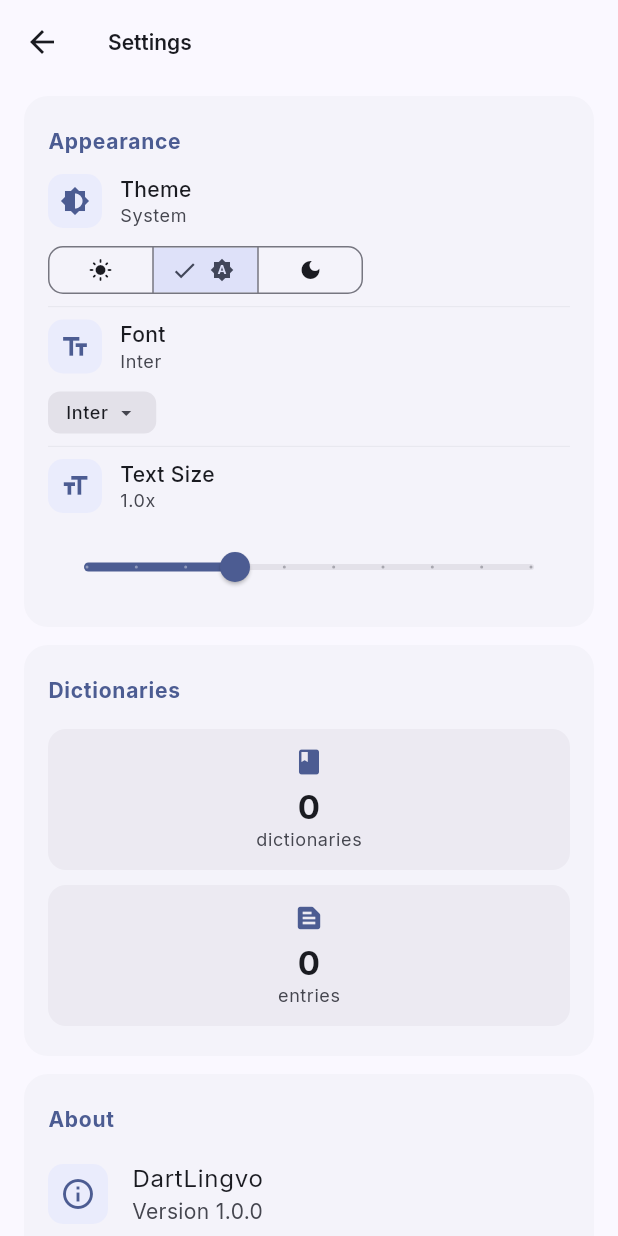
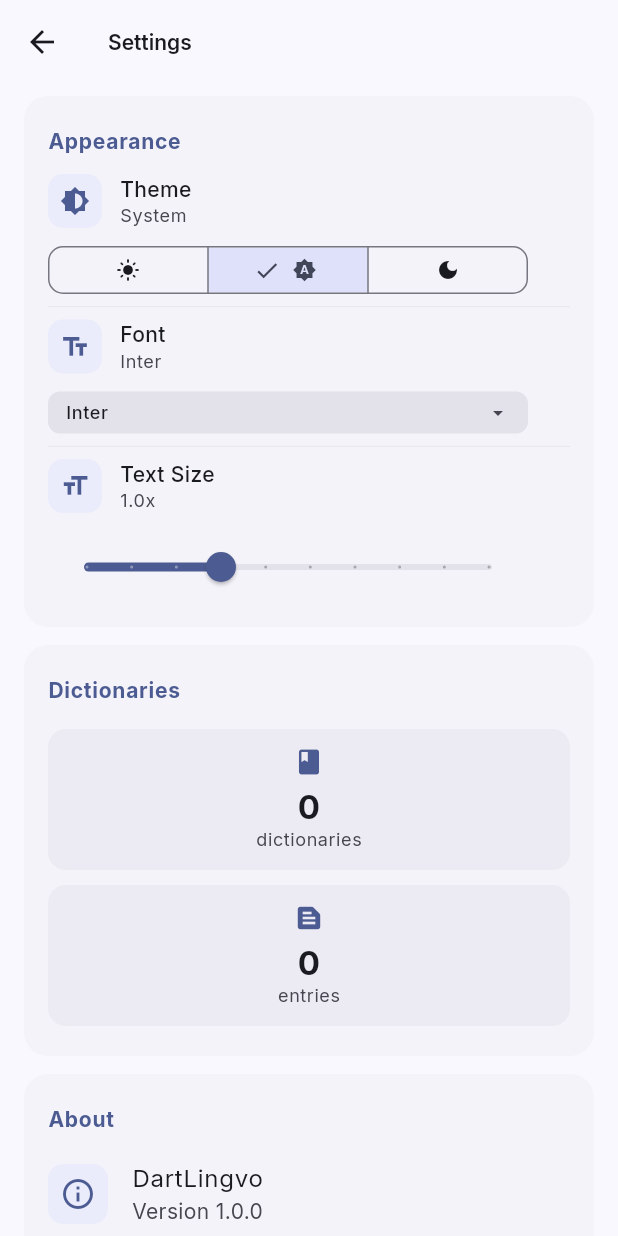
Before and after one commit to biomichael/dartlingvo, a Flutter app: the SettingsPage screen opened directly, on a phone screen of 412 x 824 dp. Run offline on Flutter 3.47's test engine with Material 3 defaults, Android fonts, the light colour scheme and no system bars; our stand-ins replace file_picker, flutter_riverpod, google_fonts.

Commit message:
setting screen

```diff
--- a/lib/widgets/settings_page.dart
+++ b/lib/widgets/settings_page.dart
@@ -1,5 +1,6 @@
 import 'package:flutter/material.dart';
 import 'package:flutter_riverpod/flutter_riverpod.dart';
+import 'dart:math' as math;
 import '../state/app_state.dart';
 
 class SettingsPage extends ConsumerWidget {
@@ -20,6 +21,7 @@ class SettingsPage extends ConsumerWidget {
       body: LayoutBuilder(
         builder: (context, constraints) {
           final isNarrow = constraints.maxWidth < 520;
+          final appearanceControlWidth = math.min(320.0, math.max(240.0, constraints.maxWidth - 64));
 
           return ListView(
             padding: const EdgeInsets.symmetric(horizontal: 16, vertical: 8),
@@ -33,6 +35,7 @@ class SettingsPage extends ConsumerWidget {
                     subtitle: _themeName(themeMode),
                     trailing: _SegmentedThemeSelector(),
                     isNarrow: isNarrow,
+                    controlWidth: appearanceControlWidth,
                   ),
                   const _Divider(),
                   _SettingsTile(
@@ -41,14 +44,16 @@ class SettingsPage extends ConsumerWidget {
                     subtitle: fontFamily,
                     trailing: _FontSelector(),
                     isNarrow: isNarrow,
+                    controlWidth: appearanceControlWidth,
                   ),
                   const _Divider(),
                   _SettingsTile(
                     icon: Icons.format_size,
                     title: 'Text Size',
                     subtitle: '${textScale.toStringAsFixed(1)}x',
-                    trailing: _TextSizeSlider(isNarrow: isNarrow),
+                    trailing: const _TextSizeSlider(),
                     isNarrow: isNarrow,
+                    controlWidth: appearanceControlWidth,
                   ),
                 ],
               ),
@@ -435,6 +440,7 @@ class _SettingsTile extends StatelessWidget {
   final String subtitle;
   final Widget trailing;
   final bool isNarrow;
+  final double controlWidth;
 
   const _SettingsTile({
     required this.icon,
@@ -442,6 +448,7 @@ class _SettingsTile extends StatelessWidget {
     required this.subtitle,
     required this.trailing,
     required this.isNarrow,
+    required this.controlWidth,
   });
 
   @override
@@ -483,8 +490,8 @@ class _SettingsTile extends StatelessWidget {
                 ),
                 const SizedBox(height: 12),
                 SizedBox(
-                  width: double.infinity,
-                  child: _NarrowControlShell(child: trailing),
+                  width: controlWidth,
+                  child: trailing,
                 ),
               ],
             )
@@ -515,7 +522,10 @@ class _SettingsTile extends StatelessWidget {
                   ),
                 ),
                 const SizedBox(width: 12),
-                trailing,
+                SizedBox(
+                  width: controlWidth,
+                  child: trailing,
+                ),
               ],
             ),
     );
@@ -574,37 +584,15 @@ class _StatBadge extends StatelessWidget {
   }
 }
 
-class _NarrowControlShell extends StatelessWidget {
-  final Widget child;
-
-  const _NarrowControlShell({required this.child});
-
-  @override
-  Widget build(BuildContext context) {
-    if (child is _SegmentedThemeSelector) {
-      return SingleChildScrollView(
-        scrollDirection: Axis.horizontal,
-        child: Align(
-          alignment: Alignment.centerLeft,
-          child: child,
-        ),
-      );
-    }
-
-    return Align(
-      alignment: Alignment.centerLeft,
-      child: child,
-    );
-  }
-}
-
 class _SegmentedThemeSelector extends StatelessWidget {
   @override
   Widget build(BuildContext context) {
     return Consumer(
       builder: (context, ref, _) {
         final current = ref.watch(themeModeProvider);
-        return SegmentedButton<ThemeMode>(
+        return SizedBox(
+          width: double.infinity,
+          child: SegmentedButton<ThemeMode>(
             segments: const [
               ButtonSegment(value: ThemeMode.light, icon: Icon(Icons.light_mode, size: 16)),
               ButtonSegment(value: ThemeMode.system, icon: Icon(Icons.brightness_auto, size: 16)),
@@ -619,6 +607,7 @@ class _SegmentedThemeSelector extends StatelessWidget {
               tapTargetSize: MaterialTapTargetSize.shrinkWrap,
               shape: WidgetStatePropertyAll(
                 RoundedRectangleBorder(borderRadius: BorderRadius.circular(10)),
+              ),
             ),
           ),
         );
@@ -660,18 +649,24 @@ class _FontSelector extends StatelessWidget {
               ),
           ],
           child: Container(
+            width: double.infinity,
             padding: const EdgeInsets.symmetric(horizontal: 12, vertical: 6),
             decoration: BoxDecoration(
               color: Theme.of(context).colorScheme.surfaceContainerHighest,
               borderRadius: BorderRadius.circular(8),
             ),
             child: Row(
-              mainAxisSize: MainAxisSize.min,
               children: [
-                Text(current,
+                Expanded(
+                  child: Text(
+                    current,
+                    maxLines: 1,
+                    overflow: TextOverflow.ellipsis,
                     style: Theme.of(context).textTheme.bodySmall?.copyWith(
                           fontWeight: FontWeight.w500,
-                        )),
+                        ),
+                  ),
+                ),
                 const SizedBox(width: 4),
                 Icon(Icons.arrow_drop_down, size: 16,
                     color: Theme.of(context).colorScheme.onSurfaceVariant),
@@ -685,9 +680,7 @@ class _FontSelector extends StatelessWidget {
 }
 
 class _TextSizeSlider extends StatefulWidget {
-  final bool isNarrow;
-
-  const _TextSizeSlider({required this.isNarrow});
+  const _TextSizeSlider({super.key});
 
   @override
   State<_TextSizeSlider> createState() => _TextSizeSliderState();
@@ -700,7 +693,7 @@ class _TextSizeSliderState extends State<_TextSizeSlider> {
       builder: (context, ref, _) {
         final current = ref.watch(textScaleProvider);
         return SizedBox(
-          width: widget.isNarrow ? double.infinity : 120,
+          width: double.infinity,
           child: Slider(
             value: current,
             min: 0.7,
```
Lines whose indentation alone changed are shown as unchanged.
